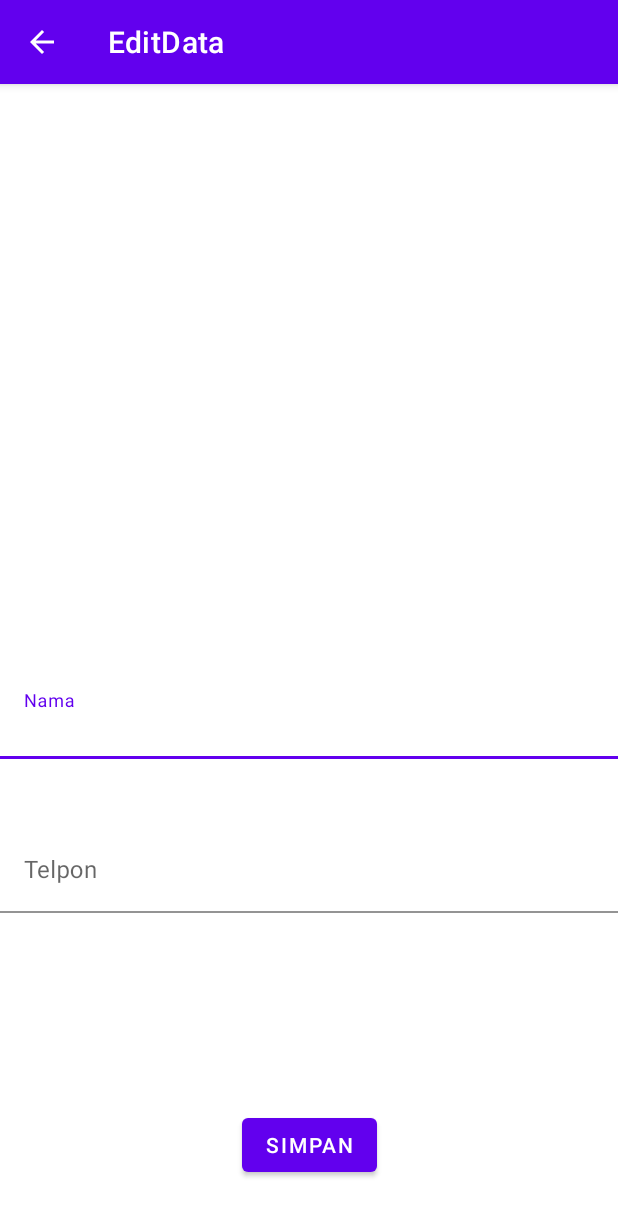
After one commit to fuadrizkani/SQLite_Exercise2, an Android app: the EditData screen opened directly, with no data from a screen before it, on a phone screen of 412 x 824 dp. The commit adds this screen. Shown: the top 1216 px of the screen. Run offline under Robolectric (Android 15) with nearby library versions, the phone set to English and light mode, and no system bars.

Commit message:
Exercise2

```diff
--- a/app/src/main/AndroidManifest.xml
+++ b/app/src/main/AndroidManifest.xml
@@ -9,7 +9,9 @@
         android:roundIcon="@mipmap/ic_launcher_round"
         android:supportsRtl="true"
         android:theme="@style/Theme.SQLite">
-        <activity android:name=".TemanBaru"></activity>
+        <activity android:name=".LihatData" android:parentActivityName=".MainActivity"></activity>
+        <activity android:name=".EditData" android:parentActivityName=".MainActivity"/>
+        <activity android:name=".TemanBaru" android:parentActivityName=".MainActivity"/>
         <activity android:name=".MainActivity">
             <intent-filter>
                 <action android:name="android.intent.action.MAIN" />
--- /dev/null
+++ b/app/src/main/java/com/example/sqlite/EditData.java
@@ -0,0 +1,63 @@
+package com.example.sqlite;
+
+import androidx.appcompat.app.AppCompatActivity;
+
+import android.content.Intent;
+import android.os.Bundle;
+import android.view.View;
+import android.widget.Button;
+import android.widget.Toast;
+
+import com.example.sqlite.database.DBController;
+import com.google.android.material.textfield.TextInputEditText;
+
+import java.util.HashMap;
+
+public class EditData extends AppCompatActivity {
+    private TextInputEditText tNama,tTelpon;
+    private Button simpanBtn;
+    String nm, tlp, id;
+    DBController controller = new DBController(this);
+
+    @Override
+    protected void onCreate(Bundle savedInstanceState) {
+        super.onCreate(savedInstanceState);
+        setContentView(R.layout.activity_edit_data);
+
+        tNama = (TextInputEditText)findViewById(R.id.edNama);
+        tTelpon = (TextInputEditText)findViewById(R.id.edTelpon);
+        simpanBtn = (Button)findViewById(R.id.buttonSave);
+
+        id = getIntent().getStringExtra("id");
+        nm = getIntent().getStringExtra("nm");
+        tlp = getIntent().getStringExtra("tlp");
+
+        setTitle("EditData");
+        tNama.setText(nm);
+        tTelpon.setText(tlp);
+
+        simpanBtn.setOnClickListener(new View.OnClickListener() {
+            @Override
+            public void onClick(View v) {
+                if (tNama.getText().toString().equals("")||tTelpon.getText().toString().equals("")){
+                    Toast.makeText(getApplicationContext(),"Data Belum Lengkap!", Toast.LENGTH_SHORT).show();
+                }else {
+                    nm = tNama.getText().toString();
+                    tlp = tTelpon.getText().toString();
+                    HashMap<String,String> qvalues = new HashMap<>();
+                    qvalues.put("id",id);
+                    qvalues.put("nama",nm);
+                    qvalues.put("telpon",tlp);
+                    controller.EditData(qvalues);
+                    callHome();
+                }
+            }
+        });
+
+    }
+    public void  callHome(){
+        Intent intent = new Intent(EditData.this,MainActivity.class);
+        startActivity(intent);
+        finish();
+    }
+}
--- /dev/null
+++ b/app/src/main/res/layout/activity_edit_data.xml
@@ -0,0 +1,54 @@
+<?xml version="1.0" encoding="utf-8"?>
+<androidx.constraintlayout.widget.ConstraintLayout xmlns:android="http://schemas.android.com/apk/res/android"
+    xmlns:app="http://schemas.android.com/apk/res-auto"
+    xmlns:tools="http://schemas.android.com/tools"
+    android:layout_width="match_parent"
+    android:layout_height="match_parent"
+    tools:context=".EditData">
+    <com.google.android.material.textfield.TextInputLayout
+        android:id="@+id/textInputLayout3"
+        android:layout_width="match_parent"
+        android:layout_height="wrap_content"
+        android:layout_marginTop="75dp"
+        app:layout_constraintBottom_toBottomOf="parent"
+        app:layout_constraintEnd_toEndOf="parent"
+        app:layout_constraintStart_toStartOf="parent"
+        app:layout_constraintTop_toTopOf="parent">
+
+        <com.google.android.material.textfield.TextInputEditText
+            android:id="@+id/edNama"
+            android:layout_width="match_parent"
+            android:layout_height="wrap_content"
+            android:background="@color/cardview_light_background"
+            android:hint="Nama" />
+    </com.google.android.material.textfield.TextInputLayout>
+
+    <com.google.android.material.textfield.TextInputLayout
+        android:id="@+id/textInputLayout4"
+        android:layout_width="match_parent"
+        android:layout_height="wrap_content"
+        android:layout_marginTop="10dp"
+        android:layout_marginBottom="93dp"
+        app:layout_constraintBottom_toTopOf="@+id/buttonSave"
+        app:layout_constraintEnd_toEndOf="@+id/textInputLayout3"
+        app:layout_constraintStart_toStartOf="@+id/textInputLayout3"
+        app:layout_constraintTop_toBottomOf="@+id/textInputLayout3">
+
+        <com.google.android.material.textfield.TextInputEditText
+            android:id="@+id/edTelpon"
+            android:layout_width="match_parent"
+            android:layout_height="wrap_content"
+            android:background="@color/cardview_light_background"
+            android:hint="Telpon" />
+    </com.google.android.material.textfield.TextInputLayout>
+
+    <Button
+        android:id="@+id/buttonSave"
+        android:layout_width="wrap_content"
+        android:layout_height="wrap_content"
+        android:text="Simpan"
+        app:layout_constraintBottom_toBottomOf="parent"
+        app:layout_constraintEnd_toEndOf="@+id/textInputLayout4"
+        app:layout_constraintStart_toStartOf="@+id/textInputLayout4"
+        app:layout_constraintTop_toBottomOf="@+id/textInputLayout4" />
+</androidx.constraintlayout.widget.ConstraintLayout>
--- /dev/null
+++ b/app/src/main/res/menu/popup_menu.xml
@@ -0,0 +1,5 @@
+<?xml version="1.0" encoding="utf-8"?>
+<menu xmlns:android="http://schemas.android.com/apk/res/android">
+    <item android:id="@+id/edit" android:title="Edit Data"/>
+    <item android:id="@+id/hapus" android:title="Hapus Data"/>
+</menu>
```
Also changed, not shown: app/src/main/java/com/example/sqlite/LihatData.java (added, +28 -0 lines), app/src/main/java/com/example/sqlite/adapter/TemanAdapter.java (+58 -3 lines), app/src/main/java/com/example/sqlite/database/DBController.java (+15 -0 lines), app/src/main/res/layout/activity_lihat_data.xml (added, +77 -0 lines).
